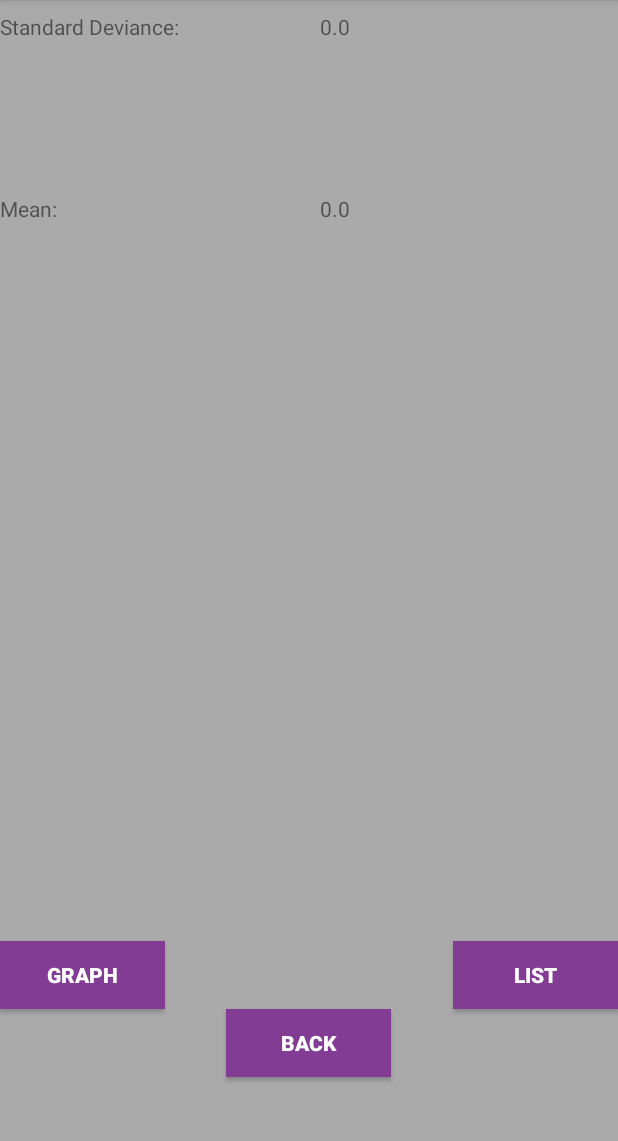
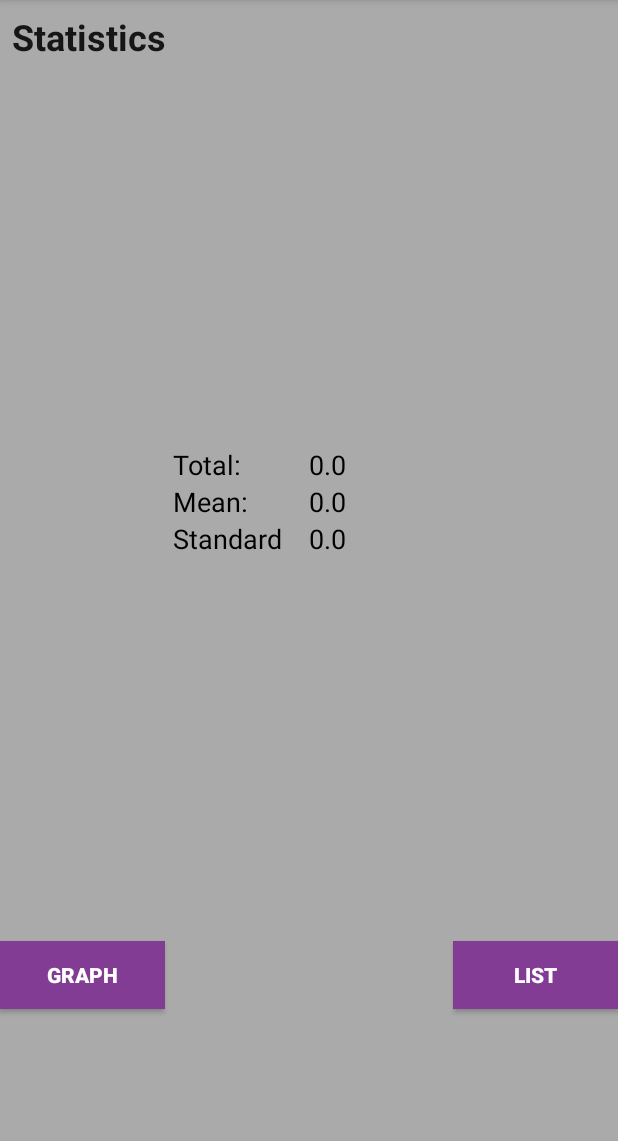
Before and after one commit to mbmcmullen/DiabetesManager, an Android app: the Calculations screen opened directly, with no data from a screen before it, on a phone screen of 412 x 824 dp, the part 84-1225 px from its top. Run offline under Robolectric (Android 15) with nearby library versions, the phone set to English and light mode, and no system bars.

Commit message:
fixed the search page, and added the calculations fragment to the calculation page

```diff
--- /dev/null
+++ b/app/src/main/java/com/example/mcmull27/diabetesmanager/CalcFragment.java
@@ -0,0 +1,83 @@
+package com.example.mcmull27.diabetesmanager;
+
+import android.app.Fragment;
+import android.os.Bundle;
+import android.support.annotation.Nullable;
+import android.util.Log;
+import android.view.LayoutInflater;
+import android.view.View;
+import android.view.ViewGroup;
+import android.widget.TextView;
+
+import java.util.List;
+
+public class CalcFragment extends Fragment {
+    TextView sumResult, devResult, meanResult;
+    int count;
+    double sum, mean, stdDev;
+
+
+    public CalcFragment(){
+        count = 0;
+        sum = 0;
+        mean = 0;
+        stdDev = 0;
+
+    }
+
+    @Nullable
+    @Override
+    public View onCreateView(LayoutInflater inflater, @Nullable ViewGroup container, Bundle savedInstanceState) {
+        Log.d("fragment", "inside onCreateView");
+        return inflater.inflate(R.layout.fragment_layout,container,false);
+    }
+
+    @Override
+    public void onCreate(@Nullable Bundle savedInstanceState) {
+        super.onCreate(savedInstanceState);
+
+    }
+
+    @Override
+    public void onStart() {
+        super.onStart();
+        Log.d("fragment", "inside onStart");
+        sumResult = (TextView) getView().findViewById(R.id.result_total);
+        meanResult = (TextView) getView().findViewById(R.id.result_mean);
+        devResult = (TextView) getView().findViewById(R.id.result_stdDev);
+        setTextViews(sum,mean,stdDev);
+    }
+
+    public void calculate(List<Act> displayList){
+        Log.d("fragment", "inside calculate");
+
+        //calculate mean
+        for (int i = 0; i < displayList.size(); i++) {
+            count++;
+            sum += displayList.get(i).getAmount();
+            Log.e("JKERR", "inside_mean_loop_amount: " + displayList.get(i).getAmount() + " \n\t\t\tsum: " + sum);
+        }
+
+
+        mean = sum / count;
+        if(count == 0) mean = 0;
+
+        Log.e("JKERR", "Mean: " + mean);
+
+        //calculate standard deviance
+        for (int i = 0; i < displayList.size(); i++) {
+            stdDev += Math.pow(displayList.get(i).getAmount() - mean, 2);
+        }
+        Log.e("JKERR", "STD: " + stdDev);
+        Log.d("fragment", "exiting calculate");
+    }
+
+    public void setTextViews(double sum, double mean, double stdDev){
+        Log.d("fragment", "inside setTextViews");
+        sumResult.setText(Double.toString(sum));
+        meanResult.setText(Double.toString(mean));
+        devResult.setText(Double.toString(stdDev));
+        Log.d("fragment", "exiting setTextViews");
+    }
+
+}
--- a/app/src/main/java/com/example/mcmull27/diabetesmanager/Calculations.java
+++ b/app/src/main/java/com/example/mcmull27/diabetesmanager/Calculations.java
@@ -1,5 +1,7 @@
 package com.example.mcmull27.diabetesmanager;
 
+import android.app.FragmentManager;
+import android.app.FragmentTransaction;
 import android.content.Intent;
 import android.support.v7.app.AppCompatActivity;
 import android.os.Bundle;
@@ -27,6 +29,7 @@ public class Calculations extends AppCompatActivity {
     private DatabaseManager db;
     List<Act> displayList;
     Date fromDateD, toDateD;
+    CalcFragment fragment;
 
     @Override
     protected void onCreate(Bundle savedInstanceState) {
@@ -45,7 +48,12 @@ public class Calculations extends AppCompatActivity {
         td = i.getStringExtra(tTO_DATE);
         ct = i.getStringExtra(tCONTAINS);
 
-        calculations();
+
+        FragmentManager manager = getFragmentManager();
+        fragment = (CalcFragment) manager.findFragmentById(R.id.calcFragment);
+
+
+        query();
 
         //button to go to graph screen
         Button graph = (Button) findViewById(R.id.graph);
@@ -66,33 +74,15 @@ public class Calculations extends AppCompatActivity {
                 openQueryPage();
             }
         });
-
-        //button to go back to main stats screen
-        Button back = (Button) findViewById(R.id.back);
-        back.setOnClickListener(new View.OnClickListener() {
-            @Override
-            public void onClick(View view) {
-                finish();
-            }
-        });
      }
 
-     //calculates the mean and standard deviance
-     public void calculations()
+     //query the database and call Fragment
+    public void query()
     {
         db = new DatabaseManager(this);
 
         List<Act> actList;
 
-
-         int a1 =0, a2 = 0, a3 = 0;
-
-         int count = 3;
-         double sum = 0;
-         double mean = 0;
-         double stdDev = 0;
-
-         try {
         Log.e("JKERR", "0");
         actList = db.selectAllActs();
 
@@ -110,61 +100,28 @@ public class Calculations extends AppCompatActivity {
             }
         }
 
-             SimpleDateFormat format = new SimpleDateFormat(Act.DATE_FORMAT);
+        SimpleDateFormat format = new SimpleDateFormat("mm/dd/yyyy");
 
         try{
          fromDateD = format.parse(fd);
+        }catch(Exception e){
+         fromDateD = null;
+        }
+        try{
             toDateD = format.parse(td);
         }catch(Exception e){
-                 fromDateD = null;
             toDateD = null;
         }
-
-             for(int i=0; i<displayList.size(); i++)
+        for(int i=displayList.size()-1; i>=0; i--)
         {
-                 if((fromDateD != null && displayList.get(i).getDateTime().before(fromDateD)) || (toDateD != null && displayList.get(i).getDateTime().after(toDateD)) || ((ct != null && !ct.isEmpty()) && !displayList.get(i).getDescription().contains(ct)))
+            if((fromDateD != null && displayList.get(i).getDateTime().before(fromDateD))
+                    || (toDateD != null && displayList.get(i).getDateTime().after(toDateD))
+                    || ((ct != null && !ct.equals("")) && !displayList.get(i).getDescription().contains(ct)))
             {
              displayList.remove(i);
             }
         }
-
-             //calculate mean
-             for (int i = 0; i < displayList.size(); i++) {
-                 count++;
-                 sum += displayList.get(i).getAmount();
-                 Log.e("JKERR", "inside_mean_loop_amount: " + displayList.get(i).getAmount() + " \n\t\t\tsum: " + sum);
-             }
-
-             mean = sum / count;
-             Log.e("JKERR", "Mean: " + mean);
-
-             //calculate standard deviance
-             for (int i = 0; i < displayList.size(); i++) {
-                 stdDev += Math.pow(displayList.get(i).getAmount() - mean, 2);
-             }
-
-             Log.e("JKERR", "STD: " + stdDev);
-
-             //set text fields
-             TextView stdDev_res = (TextView) findViewById(R.id.stdDev_res);
-             stdDev_res.setText(Double.toString(stdDev));
-
-             TextView mean_res = (TextView) findViewById(R.id.mean_res);
-             mean_res.setText(Double.toString(mean));
-         }
-         //if error occurs, populate fields with ----
-         catch (Exception E)
-         {
-             TextView stdDev_res = (TextView) findViewById(R.id.stdDev_res);
-             stdDev_res.setText("----");
-
-             TextView mean_res = (TextView) findViewById(R.id.mean_res);
-             mean_res.setText("----");
-         }
-
-
-
-
+        fragment.calculate(displayList);
     }
 
     public void openGraphPage()
--- a/app/src/main/java/com/example/mcmull27/diabetesmanager/StatisticsPage.java
+++ b/app/src/main/java/com/example/mcmull27/diabetesmanager/StatisticsPage.java
@@ -67,39 +67,39 @@ public class StatisticsPage extends AppCompatActivity {
 
         //handler for search button
         td = (TextView) findViewById(R.id.toText);
-        td_txt = td.getText().toString();
+        fd = (TextView) findViewById(R.id.fromText);
+        ct = (TextView) findViewById(R.id.keywordText);
 
-        fd = (TextView) findViewById(R.id.fromText);
-        fd_txt = fd.getText().toString();
 
-        ct = (TextView) findViewById(R.id.keywordText);
-        c_txt = ct.getText().toString();
-
-        format = new SimpleDateFormat(Act.DATE_FORMAT);
+        format = new SimpleDateFormat("mm/dd/yyyy");
 
         Button search = (Button) findViewById(R.id.search_button);
         search.setOnClickListener(new View.OnClickListener(){
             @Override
             public void onClick(View v) {
+                c_txt = ct.getText().toString();
+                fd_txt = fd.getText().toString();
+                td_txt = td.getText().toString();
+
                 if( fd_txt.equals("") && td_txt.equals("") ){openTablePage();
                 }else if( (!fd_txt.equals("")) && (!td_txt.equals("")) ){
                     try{
-                        fd_txt = format.parse(fd_txt).toString();
-                        td_txt = format.parse(td_txt).toString();
+                        format.parse(fd_txt).toString();
+                        format.parse(td_txt).toString();
                         openTablePage();
                     }catch(Exception e){
                         Toast.makeText(StatisticsPage.this, "Invalid Date", Toast.LENGTH_SHORT).show();
                     }
                 }else if( (fd_txt.equals("")) ){
                     try{
-                        td_txt = format.parse(td_txt).toString();
+                        format.parse(td_txt).toString();
                         openTablePage();
                     }catch(Exception e){
                         Toast.makeText(StatisticsPage.this, "Invalid To Date", Toast.LENGTH_SHORT).show();
                     }
                 }else if( td_txt.equals("") ){
                     try{
-                        fd_txt = format.parse(fd_txt).toString();
+                        format.parse(fd_txt).toString();
                         openTablePage();
                     }catch(Exception e){
                         Toast.makeText(StatisticsPage.this, "Invalid From Date", Toast.LENGTH_SHORT).show();
--- a/app/src/main/java/com/example/mcmull27/diabetesmanager/Table.java
+++ b/app/src/main/java/com/example/mcmull27/diabetesmanager/Table.java
@@ -68,20 +68,27 @@ public class Table extends AppCompatActivity {
                 displayList.add(e);
             }
         }
-        SimpleDateFormat format = new SimpleDateFormat(Act.DATE_FORMAT);
+        SimpleDateFormat format = new SimpleDateFormat("mm/dd/yyyy");
 
         try{
             fromDate = format.parse(fd);
+
+        }catch(Exception e){
+            fromDate = null;
+
+        }
+        try{
             toDate = format.parse(td);
         }catch(Exception e){
-            fromDate = null;
             toDate = null;
         }
 
-
-        for(int i=0; i<displayList.size(); i++)
+        for(int i=(displayList.size()-1); i>=0; i--)
         {
-            if((fromDate != null && displayList.get(i).getDateTime().before(fromDate)) || (toDate != null && displayList.get(i).getDateTime().after(toDate)) || ((ct != null && !ct.isEmpty()) && !displayList.get(i).getDescription().contains(ct)))
+            Act a = displayList.get(i);
+            if((fromDate != null && a.getDateTime().before(fromDate))
+                    || (toDate != null && a.getDateTime().after(toDate))
+                    || ((ct != null && !ct.equals("")) && !a.getDescription().contains(ct)))
             {
                 displayList.remove(i);
             }
@@ -132,7 +139,7 @@ public class Table extends AppCompatActivity {
     }
 
     public void openCalculationsPage(){
-        Intent toStats = new Intent(getApplicationContext(), Calculations.class);
+        Intent toStats = new Intent(this, Calculations.class);
 
 
         Log.e("JKERR", "putting TYPE as " + ty);
@@ -142,7 +149,7 @@ public class Table extends AppCompatActivity {
         toStats.putExtra("tFROM_DATE",fd);
         toStats.putExtra("tTO_DATE",td);
 
-        startActivity(toStats);
+        this.startActivity(toStats);
     }
 
     @Override
--- a/app/src/main/res/layout/activity_calculations.xml
+++ b/app/src/main/res/layout/activity_calculations.xml
@@ -1,5 +1,5 @@
 <?xml version="1.0" encoding="utf-8"?>
-<RelativeLayout xmlns:android="http://schemas.android.com/apk/res/android"
+<android.support.constraint.ConstraintLayout xmlns:android="http://schemas.android.com/apk/res/android"
     xmlns:app="http://schemas.android.com/apk/res-auto"
     xmlns:tools="http://schemas.android.com/tools"
     android:layout_width="match_parent"
@@ -8,66 +8,49 @@
     tools:context=".Calculations">
 
     <TextView
-        android:id="@+id/stdDev"
-        android:layout_width="146dp"
-        android:layout_height="66dp"
-        android:layout_marginEnd="56dp"
+        android:id="@+id/textView2"
+        style="@style/pageTitleStyle"
+        android:layout_width="wrap_content"
+        android:layout_height="wrap_content"
+        android:layout_marginStart="8dp"
         android:layout_marginTop="8dp"
-        android:text="@string/standard_dev" />
-
-    <TextView
-        android:id="@+id/stdDev_res"
-        android:layout_width="145dp"
-        android:layout_height="64dp"
-        android:layout_alignParentEnd="true"
-        android:layout_alignTop="@+id/stdDev"
-        android:layout_marginEnd="53dp" />
-
-    <TextView
-        android:id="@+id/mean"
-        android:layout_width="146dp"
-        android:layout_height="66dp"
-        android:layout_alignParentStart="true"
-        android:layout_alignParentTop="true"
-        android:layout_marginTop="129dp"
-        android:text="@string/mean" />
-
-    <TextView
-        android:id="@+id/mean_res"
-        android:layout_width="145dp"
-        android:layout_height="64dp"
-        android:layout_alignStart="@+id/stdDev_res"
-        android:layout_alignTop="@+id/mean"
-        android:text="" />
+        android:text="@string/statistics_button"
+        app:layout_constraintStart_toStartOf="parent"
+        app:layout_constraintTop_toTopOf="parent" />
 
     <Button
         android:id="@+id/query"
         style="@style/buttonStyle"
         android:layout_width="wrap_content"
         android:layout_height="wrap_content"
-        android:layout_alignParentBottom="true"
-        android:layout_alignParentEnd="true"
         android:layout_marginBottom="95dp"
-        android:text="@string/list_button"/>
+        android:text="@string/list_button"
+        app:layout_constraintBottom_toBottomOf="parent"
+        app:layout_constraintEnd_toEndOf="parent" />
 
     <Button
         android:id="@+id/graph"
         style="@style/buttonStyle"
         android:layout_width="wrap_content"
         android:layout_height="wrap_content"
-        android:layout_alignParentStart="true"
-        android:layout_alignTop="@+id/query"
-        android:text="@string/graph_button" />
+        android:text="@string/graph_button"
+        app:layout_constraintTop_toTopOf="@+id/query"
+        app:layout_constraintStart_toStartOf="parent" />
 
-    <Button
-        android:id="@+id/back"
-        style="@style/buttonStyle"
+    <fragment
+        android:id="@+id/calcFragment"
+        android:name="com.example.mcmull27.diabetesmanager.CalcFragment"
         android:layout_width="wrap_content"
         android:layout_height="wrap_content"
-        android:layout_below="@+id/query"
-        android:layout_centerHorizontal="true"
-        android:layout_marginTop="-95dp"
-        android:text="Back" />
+        android:layout_marginBottom="8dp"
+        android:layout_marginEnd="8dp"
+        android:layout_marginStart="8dp"
+        android:layout_marginTop="8dp"
+        app:layout_constraintBottom_toTopOf="@+id/graph"
+        app:layout_constraintEnd_toEndOf="parent"
+        app:layout_constraintStart_toStartOf="parent"
+        app:layout_constraintTop_toBottomOf="@+id/textView2"
+        tools:layout="@layout/fragment_layout" />
 
 
-</RelativeLayout>
+</android.support.constraint.ConstraintLayout>
--- /dev/null
+++ b/app/src/main/res/layout/fragment_layout.xml
@@ -0,0 +1,63 @@
+<?xml version="1.0" encoding="utf-8"?>
+<LinearLayout xmlns:android="http://schemas.android.com/apk/res/android"
+    android:orientation="vertical" android:layout_width="match_parent"
+    android:layout_height="match_parent"
+    android:background="@color/backgroundColor">
+
+    <LinearLayout
+        android:layout_width="match_parent"
+        android:layout_height="wrap_content">
+        <TextView
+            android:id="@+id/label_total"
+            android:layout_width="0dp"
+            android:layout_height="wrap_content"
+            android:layout_weight="1"
+            android:text="@string/total"
+            style="@style/textStyle"/>
+        <TextView
+            android:id="@+id/result_total"
+            android:layout_width="0dp"
+            android:layout_height="wrap_content"
+            android:layout_weight="1"
+            style="@style/textStyle"/>
+
+    </LinearLayout>
+
+    <LinearLayout
+        android:layout_width="match_parent"
+        android:layout_height="wrap_content">
+        <TextView
+            android:id="@+id/label_mean"
+            android:layout_width="0dp"
+            android:layout_height="wrap_content"
+            android:layout_weight="1"
+            android:text="@string/mean"
+            style="@style/textStyle"/>
+        <TextView
+            android:id="@+id/result_mean"
+            android:layout_width="0dp"
+            android:layout_height="wrap_content"
+            android:layout_weight="1"
+            style="@style/textStyle"/>
+    </LinearLayout>
+
+    <LinearLayout
+        android:layout_width="match_parent"
+        android:layout_height="wrap_content">
+        <TextView
+            android:id="@+id/label_stdDev"
+            android:layout_width="0dp"
+            android:layout_height="wrap_content"
+            android:layout_weight="1"
+            android:text="@string/standard_dev"
+            style="@style/textStyle"/>
+
+        <TextView
+            android:id="@+id/result_stdDev"
+            android:layout_width="0dp"
+            android:layout_height="wrap_content"
+            android:layout_weight="1"
+            style="@style/textStyle"/>
+    </LinearLayout>
+
+</LinearLayout>
--- a/app/src/main/res/values/strings.xml
+++ b/app/src/main/res/values/strings.xml
@@ -51,8 +51,11 @@
     <string name="activity_text">Activity</string>
     <string name="date_time_text">DateTime</string>
     <string name="amount_text">Amount</string>
-    <string name = "standard_dev">Standard Deviance:</string>
-    <string name = "mean">Mean:</string>
+
+    <!--Calculations fragment-->
+    <string name = "standard_dev">Standard Deviation: </string>
+    <string name = "mean">Mean: </string>
+    <string name = "total">Total: </string>
 
     <!-- Register and SignIn Labels -->
     <string name= "userName_hint">Username</string>
```
Lines whose indentation alone changed are shown as unchanged.
